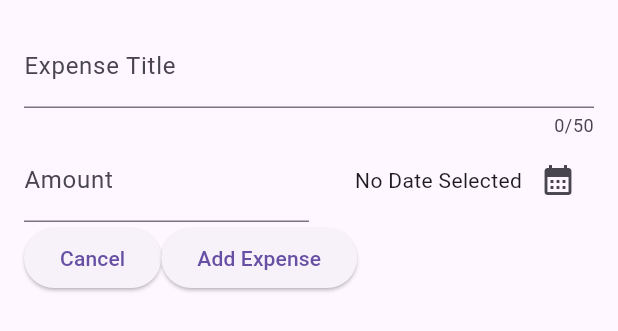
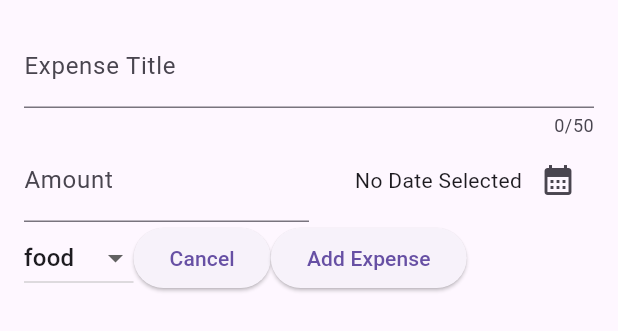
Before and after one commit to ormhug/Exp_tracker-cross-, a Flutter app: the NewExpense widget shown alone on an empty page, opened directly, on a phone screen of 412 x 824 dp. Shown: the top 331 px of the screen. Run offline on Flutter 3.47's test engine with Material 3 defaults, Android fonts, the phone set to English and light mode, and no system bars.

Commit message:
category drop down

```diff
--- a/lib/widgets/new_expense.dart
+++ b/lib/widgets/new_expense.dart
@@ -21,6 +21,7 @@ class _NewExpenseState extends State<NewExpense> {
   final _amountController = TextEditingController();
   DateTime? _selectedDate;
 
+  Category _selectedCategory = Category.food;
   @override
   void dispose() {
     _titleController.dispose();
@@ -89,9 +90,25 @@ class _NewExpenseState extends State<NewExpense> {
               ),
             ],
           ),
+          SizedBox(width: 10),
 
           Row(
             children: [
+              DropdownButton(
+                value: _selectedCategory,
+                items: Category.values
+                    .map(
+                      (cat) =>
+                          DropdownMenuItem(value: cat, child: Text(cat.name)),
+                    )
+                    .toList(),
+                onChanged: (value) {
+                  setState(() {
+                    if (value == null) return;
+                    _selectedCategory = value;
+                  });
+                },
+              ),
               ElevatedButton(
                 onPressed: () {
                   Navigator.pop(context);
```
